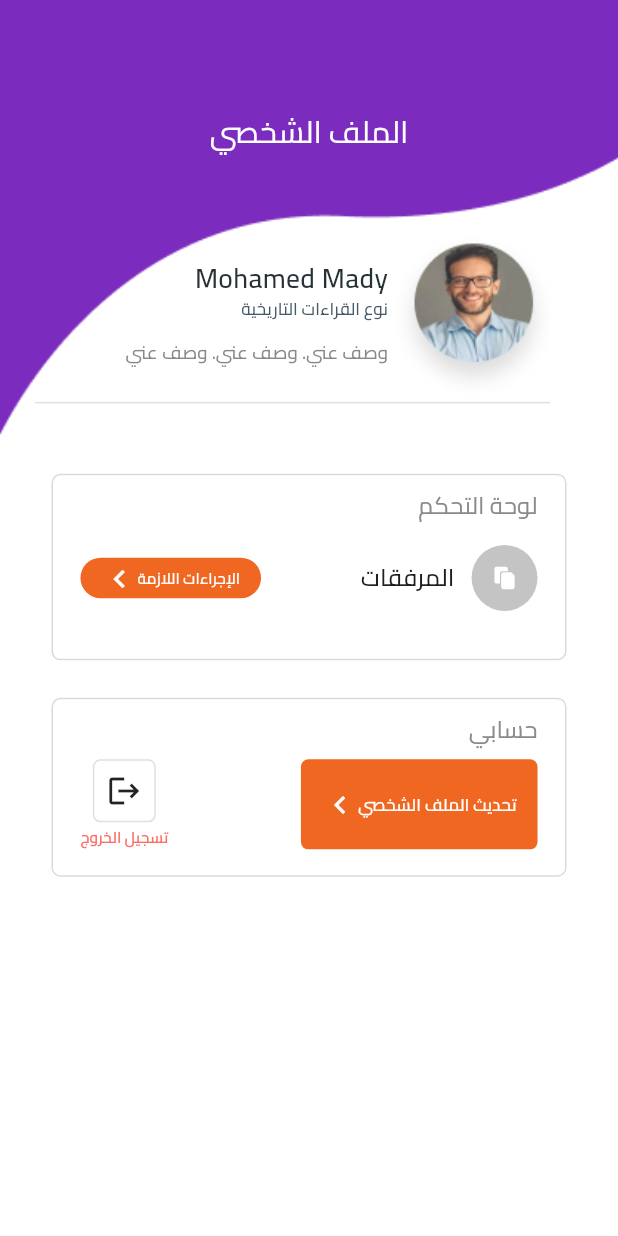
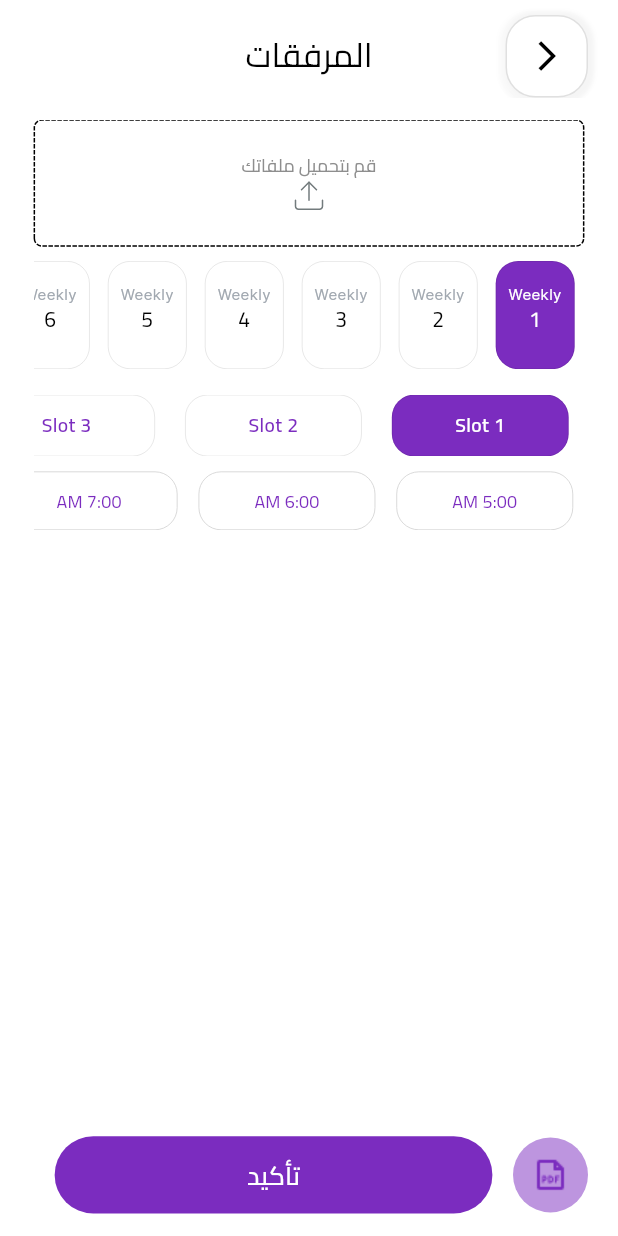
Before and after one commit to mohamedhanyyy/Q-versos, a Flutter app: the TeacherAccountScreen screen opened directly, after a tap on "الإجراءات اللازمة", on a phone screen of 412 x 824 dp. Run offline on Flutter 3.47's test engine with Material 3 defaults, Android fonts, the phone set to English and light mode, and no system bars; drawn by our look-alikes of dotted_border; our stand-ins replace awesome_dialog, dio, easy_localization, flutter_rating_bar, flutter_screenutil, flutter_svg and 4 more; missing offline and left inert: custom_line_indicator_bottom_navbar.

Commit message:
first commit

```diff
--- /dev/null
+++ b/devtools_options.yaml
@@ -0,0 +1 @@
+extensions:
--- a/lib/features/student/donate_subscription/screens/my_family_screen.dart
+++ b/lib/features/student/donate_subscription/screens/my_family_screen.dart
@@ -4,6 +4,7 @@ import 'package:flutter_screenutil/flutter_screenutil.dart';
 import 'package:flutter_svg/flutter_svg.dart';
 
 import '../../../../services/navigation/navigation.dart';
+import '../../../../shared/resources/colors.dart';
 import '../../../../shared/widgets/custom_button.dart';
 import '../../../../shared/widgets/custom_text_field.dart';
 import '../../register/screens/well_done_screen.dart';
@@ -58,12 +59,15 @@ class _MyFamilyScreenState extends State<MyFamilyScreen> {
                 Padding(
                   padding: const EdgeInsets.only(top: 40, bottom: 15),
                   child: ElevatedButton(
+
                     onPressed: () {
                       showAddFamilyBottomSheet(context);
                     },
                     style: ElevatedButton.styleFrom(
+                      backgroundColor: AppColors.primaryColor,
                         shape: RoundedRectangleBorder(
                           borderRadius: BorderRadius.circular(8),
+
                         ),
                         elevation: 0,
                         minimumSize: Size(188.w, 48.h)),
@@ -72,6 +76,7 @@ class _MyFamilyScreenState extends State<MyFamilyScreen> {
                       style: const TextStyle(
                         fontSize: 15,
                         fontFamily: 'Inter',
+                        color: Colors.white,
                         fontWeight: FontWeight.w700,
                       ),
                     ),
--- a/lib/features/teacher/account/screens/account_screen.dart
+++ b/lib/features/teacher/account/screens/account_screen.dart
@@ -3,6 +3,7 @@ import 'package:flutter/material.dart';
 import 'package:flutter_screenutil/flutter_screenutil.dart';
 import 'package:flutter_svg/flutter_svg.dart';
 import 'package:untitled/features/teacher/account/screens/edit_profile_screen.dart';
+import 'package:untitled/features/teacher/attaches/screens/attaches_screen.dart';
 import 'package:untitled/services/navigation/navigation.dart';
 import 'package:untitled/shared/resources/colors.dart';
 
@@ -301,7 +302,9 @@ class _TeacherAccountScreenState extends State<TeacherAccountScreen> {
                         ),
                         const Spacer(),
                         InkWell(
-                          onTap: () {},
+                          onTap: () {
+                            AppNavigation.navigate(TeacherAttachesScreen());
+                          },
                           child: Container(
                             padding: const EdgeInsets.only(
                                 left: 14, right: 14, top: 2, bottom: 1),
--- /dev/null
+++ b/lib/features/teacher/attaches/screens/attaches_screen.dart
@@ -0,0 +1,232 @@
+import 'package:dotted_border/dotted_border.dart';
+import 'package:flutter/material.dart';
+import 'package:flutter_screenutil/flutter_screenutil.dart';
+import 'package:flutter_svg/svg.dart';
+import 'package:untitled/shared/widgets/back_button.dart';
+import 'package:untitled/shared/widgets/custom_button.dart';
+
+import '../../../../shared/resources/colors.dart';
+import '../../../student/home/screens/student_home_screen.dart';
+
+class TeacherAttachesScreen extends StatefulWidget {
+  const TeacherAttachesScreen({super.key});
+
+  @override
+  State<TeacherAttachesScreen> createState() => _TeacherAttachesScreenState();
+}
+
+class _TeacherAttachesScreenState extends State<TeacherAttachesScreen> {
+  int selectedWeekIndex = 0;
+  int selectedSlot = 0;
+  int? selectedHour;
+
+  @override
+  Widget build(BuildContext context) {
+    return Scaffold(
+      appBar: const PreferredSize(
+        preferredSize: Size(double.infinity, 80),
+        child: CustomBackButton(title: 'المرفقات'),
+      ),
+      body: SingleChildScrollView(
+        padding: EdgeInsets.symmetric(horizontal: 20.w),
+        child: Column(
+          children: [
+            DottedBorder(
+              padding: const EdgeInsets.symmetric(horizontal: 20),
+              radius: const Radius.circular(5),
+              borderType: BorderType.RRect,
+              child: SizedBox(
+                height: 84,
+                width: double.infinity,
+                child: Column(
+                  mainAxisAlignment: MainAxisAlignment.center,
+                  children: [
+                    const Text(
+                      'قم بتحميل ملفاتك',
+                      style: TextStyle(
+                        color: Color(0xff8E8E8E),
+                        fontWeight: FontWeight.w400,
+                        fontSize: 12,
+                      ),
+                    ),
+                    const SizedBox(width: 15),
+                    SvgPicture.asset('assets/icons/uploadIcon.svg'),
+                  ],
+                ),
+              ),
+            ),
+            Padding(
+              padding: const EdgeInsets.only(top: 10, bottom: 17),
+              child: StatefulBuilder(builder: (context, setState) {
+                return SizedBox(
+                  height: 70.h,
+                  child: ListView.builder(
+                    physics: const BouncingScrollPhysics(),
+                    itemBuilder: (context, index) {
+                      return InkWell(
+                        onTap: () {
+                          selectedWeekIndex = index;
+                          setState(() {});
+                        },
+                        child: Container(
+                          padding: EdgeInsets.only(top: 14.h),
+                          margin: const EdgeInsets.symmetric(horizontal: 6),
+                          width: 46.w,
+                          height: 64.h,
+                          decoration: BoxDecoration(
+                            color: selectedWeekIndex == index
+                                ? AppColors.primaryColor
+                                : Colors.white,
+                            border:
+                                Border.all(color: Colors.black12, width: 0.5),
+                            borderRadius: BorderRadius.circular(15),
+                          ),
+                          child: Column(
+                            children: [
+                              Text('Weekly',
+                                  style: TextStyle(
+                                    fontSize: 10,
+                                    fontWeight: FontWeight.w400,
+                                    fontFamily: 'Inter',
+                                    color: selectedWeekIndex != index
+                                        ? const Color(0xffA1A8B0)
+                                        : Colors.white,
+                                  )),
+                              Text(
+                                '${index + 1}',
+                                style: TextStyle(
+                                  color: selectedWeekIndex == index
+                                      ? Colors.white
+                                      : Colors.black,
+                                ),
+                              )
+                            ],
+                          ),
+                        ),
+                      );
+                    },
+                    shrinkWrap: true,
+                    scrollDirection: Axis.horizontal,
+                    itemCount: 8,
+                  ),
+                );
+              }),
+            ),
+            StatefulBuilder(builder: (context, setState) {
+              return SizedBox(
+                height: 40.h,
+                child: ListView.builder(
+                  itemBuilder: (context, index) {
+                    return Padding(
+                        padding: const EdgeInsets.symmetric(horizontal: 10),
+                        child: InkWell(
+                          child: Container(
+                            width: 103.w,
+                            decoration: BoxDecoration(
+                                borderRadius: BorderRadius.circular(15),
+                                color: selectedSlot == index
+                                    ? AppColors.primaryColor
+                                    : Colors.white,
+                                border: Border.all(color: Colors.black12,width: 0.5)),
+                            child: Center(
+                              child: Text(
+                                'Slot ${index + 1}',
+                                style: TextStyle(
+                                  color: selectedSlot != index
+                                      ? AppColors.primaryColor
+                                      : Colors.white,
+                                  fontWeight: FontWeight.w600,
+                                  fontSize: 13,
+                                ),
+                              ),
+                            ),
+                          ),
+                          onTap: () {
+                            selectedSlot = index;
+                            setState(() {});
+                          },
+                        ));
+                  },
+                  itemCount: 3,
+                  scrollDirection: Axis.horizontal,
+                  shrinkWrap: true,
+                ),
+              );
+            }),
+            Padding(
+              padding: const EdgeInsets.only(top: 10, bottom: 10),
+              child: StatefulBuilder(builder: (context, setState) {
+                return SizedBox(
+                  height: 38.h,
+                  child: ListView.builder(
+                    physics: const BouncingScrollPhysics(),
+                    itemBuilder: (context, index) {
+                      return Padding(
+                        padding: const EdgeInsets.symmetric(horizontal: 7),
+                        child: ElevatedButton(
+                          onPressed: () {
+                            selectedHour = index;
+
+                            setState(() {});
+                          },
+                          style: ElevatedButton.styleFrom(
+                            fixedSize: Size(103.w, 37),
+                            shape: RoundedRectangleBorder(
+                              side: const BorderSide(
+                                width: 0.5,
+                                color: Color(0xffCDCDCD),
+                              ),
+                              borderRadius: BorderRadius.circular(15),
+                            ),
+                            elevation: 0,
+                            backgroundColor: selectedHour == index
+                                ? AppColors.primaryColor
+                                : Colors.white,
+                          ),
+                          child: Text(
+                            '${index + 5}:00 AM',
+                            style: TextStyle(
+                              fontSize: 12,
+                              fontWeight: FontWeight.w400,
+                              color: selectedHour != index
+                                  ? AppColors.primaryColor
+                                  : Colors.white,
+                            ),
+                          ),
+                        ),
+                      );
+                    },
+                    shrinkWrap: true,
+                    scrollDirection: Axis.horizontal,
+                    itemCount: 6,
+                  ),
+                );
+              }),
+            ),
+          ],
+        ),
+      ),
+      bottomNavigationBar: Padding(
+        padding: EdgeInsets.symmetric(horizontal: 20, vertical: 15),
+        child: Row(
+          children: [
+            CircleAvatar(
+                radius: 25,
+                backgroundColor: AppColors.primaryColor.withOpacity(0.5),
+                child: Image.asset('assets/images/pdfDoc.png')),
+            SizedBox(
+              width: 12.w,
+            ),
+            SizedBox(
+                width: 255.w,
+                child: CustomElevatedButton(
+                  onTap: () {},
+                  buttonText: 'تأكيد',
+                  height: 50.h,
+                )),
+          ],
+        ),
+      ),
+    );
+  }
+}
--- a/lib/my_app.dart
+++ b/lib/my_app.dart
@@ -1,7 +1,7 @@
 import 'package:easy_localization/easy_localization.dart';
 import 'package:flutter/material.dart';
 import 'package:flutter_screenutil/flutter_screenutil.dart';
-import 'package:untitled/features/general/splash/screens/splash_screen.dart';
+import 'package:untitled/features/teacher/attaches/screens/attaches_screen.dart';
 import 'package:untitled/shared/themes/app_theme.dart';
 
 final GlobalKey<NavigatorState> navigatorKey = GlobalKey<NavigatorState>();
@@ -22,7 +22,7 @@ class MyApp extends StatelessWidget {
           localizationsDelegates: context.localizationDelegates,
           supportedLocales: context.supportedLocales,
           locale: context.locale,
-          home: const SplashScreen(),
+          home: const TeacherAttachesScreen(),
           // home: const TeacherNavBarScreen(),
         );
       },
```
Also changed, not shown: assets/icons/pdfDoc.svg (added), assets/images/pdfDoc.png (added), 1 other file.
